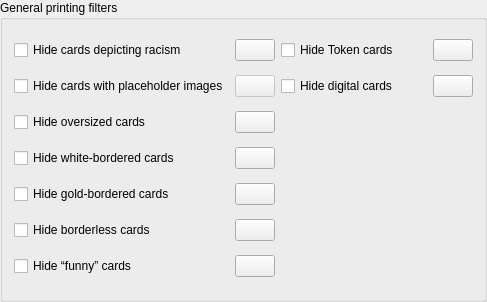
Old version of the form mtg_proxy_printer/resources/ui/settings_window/general_printing_filter.ui in the repository luziferius/MTGProxyPrinter.
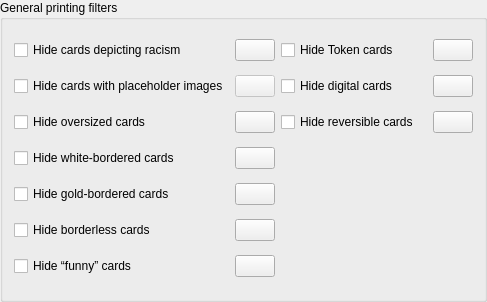
New version of the form. Icons and pictures are not drawn.

Commit message:
Added card filter for reversible cards. Those are Secret Lair double-sided printings of otherwise single-sided cards. They can cause issues when unexpectedly imported.
FossilOrigin-Name: d82c80a2a445250f2b86ad2bcde3ab0d5e5f8b65d4a16140982a57da5ed2fdf1

```diff
--- a/mtg_proxy_printer/resources/ui/settings_window/general_printing_filter.ui
+++ b/mtg_proxy_printer/resources/ui/settings_window/general_printing_filter.ui
@@ -259,6 +259,34 @@
      </property>
     </widget>
    </item>
+   <item row="3" column="2">
+    <widget class="QCheckBox" name="hide_reversible_cards">
+     <property name="toolTip">
+      <string>Some single-sided cards are re-printed as two-sided, reversible cards in some Secret Lair releases.
+This filter hides those.</string>
+     </property>
+     <property name="text">
+      <string>Hide reversible cards</string>
+     </property>
+    </widget>
+   </item>
+   <item row="3" column="3">
+    <widget class="QPushButton" name="view_reversible_cards">
+     <property name="sizePolicy">
+      <sizepolicy hsizetype="Fixed" vsizetype="Fixed">
+       <horstretch>0</horstretch>
+       <verstretch>0</verstretch>
+      </sizepolicy>
+     </property>
+     <property name="toolTip">
+      <string>View cards hidden by this filter on the Scryfall website.</string>
+     </property>
+     <property name="icon">
+      <iconset theme="globe">
+       <normaloff>.</normaloff>.</iconset>
+     </property>
+    </widget>
+   </item>
   </layout>
  </widget>
  <resources/>
```
The commit also changes 5 other files.
